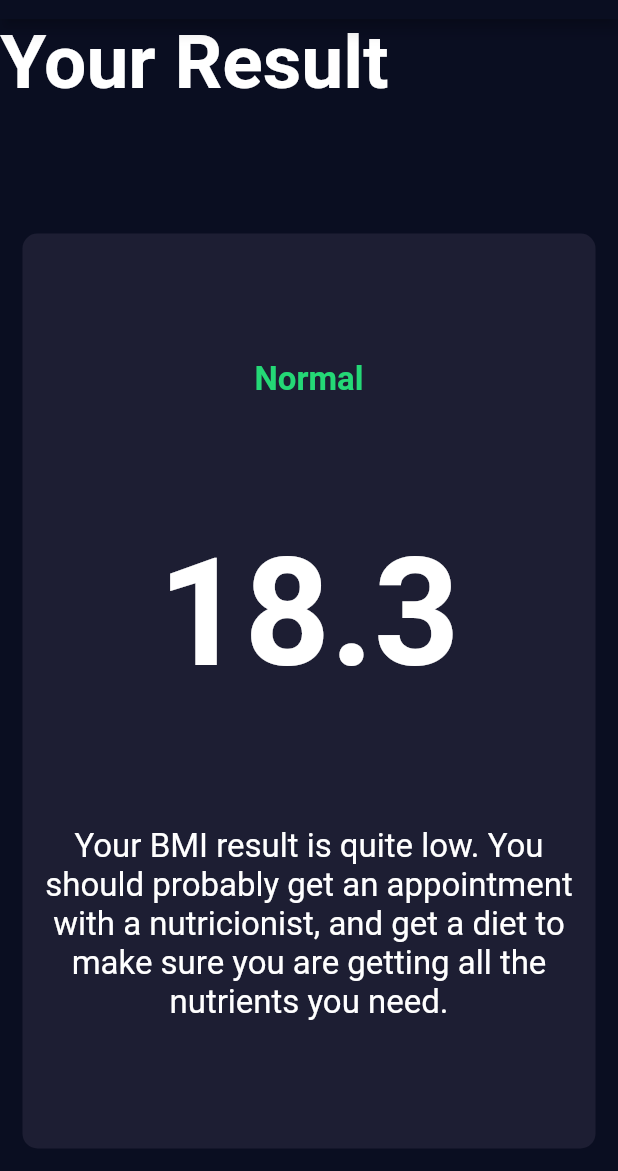
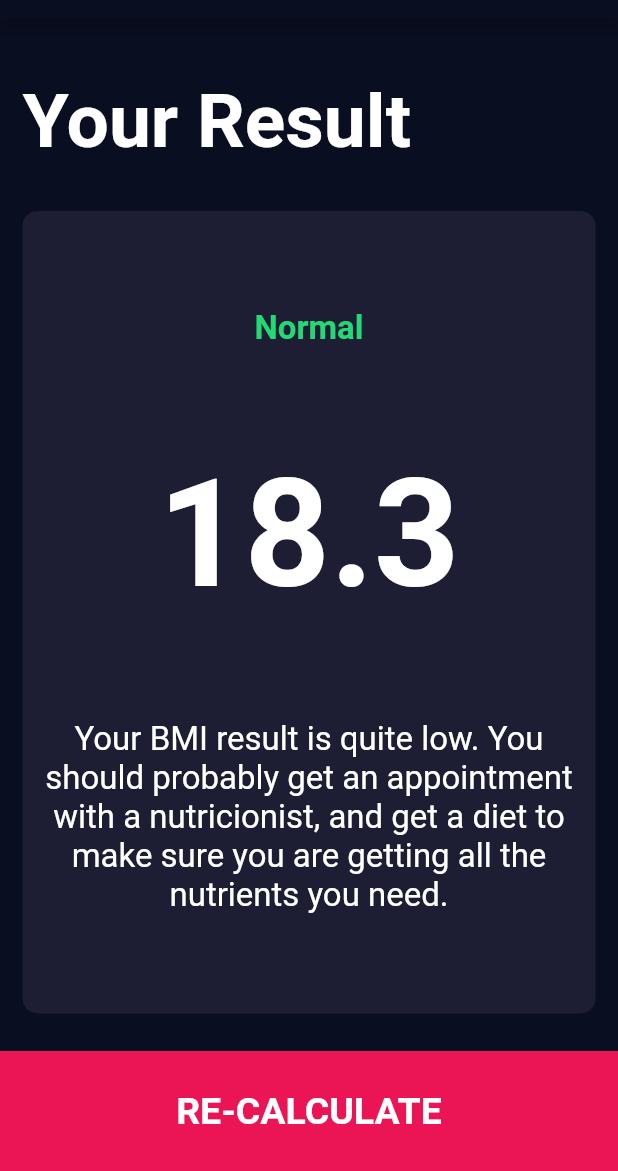
Before and after one commit to sanefc23/bmi_calc_flutter, a Flutter app: the ResultsPage screen opened directly, on a phone screen of 412 x 824 dp, the part 65-1236 px from its top. Run offline on Flutter 3.47's test engine with Material 2 defaults, Android fonts, the phone set to English and light mode, and no system bars; our stand-ins replace font_awesome_flutter.

Commit message:
Added 'RE-CALCULATE' button functionality

```diff
--- a/lib/screens/results_page.dart
+++ b/lib/screens/results_page.dart
@@ -1,3 +1,4 @@
+import 'package:bmi_calc/components/bottom_button.dart';
 import 'package:bmi_calc/components/reusable_card.dart';
 import 'package:bmi_calc/constants.dart';
 import 'package:flutter/material.dart';
@@ -16,6 +17,8 @@ class ResultsPage extends StatelessWidget {
         children: <Widget>[
           Expanded(
             child: Container(
+              padding: EdgeInsets.all(15.0),
+              alignment: Alignment.bottomLeft,
               child: Text(
                 'Your Result',
                 style: kTitleTextStyle,
@@ -47,6 +50,12 @@ class ResultsPage extends StatelessWidget {
               ),
             ),
           ),
+          BottomButton(
+            title: 'RE-CALCULATE',
+            onTap: () {
+              Navigator.pop(context);
+            },
+          ),
         ],
       ),
     );
```
